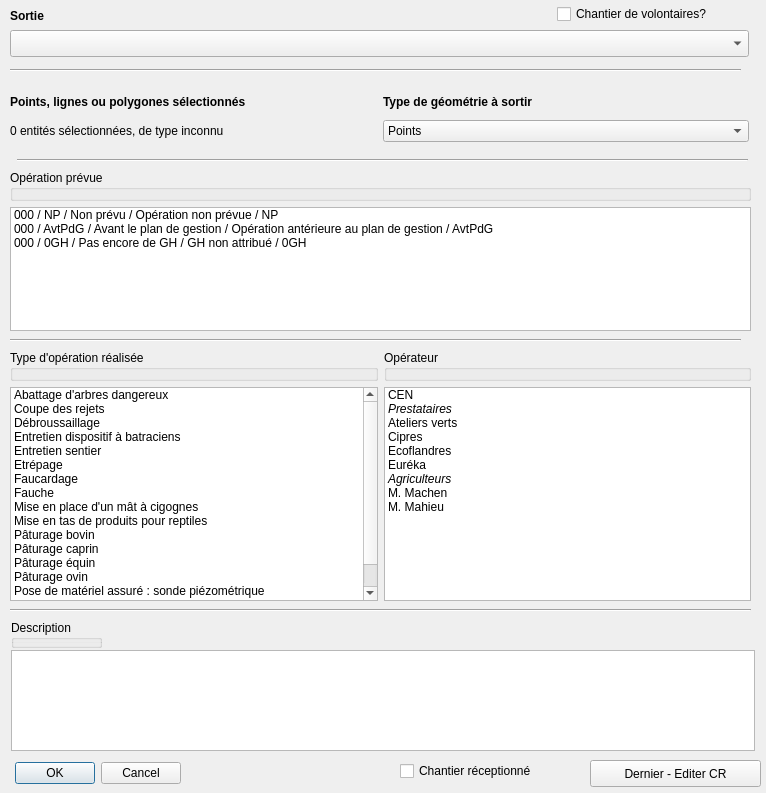
Qt form ui_operation.ui (VincentD/bdtravaux) before a commit.
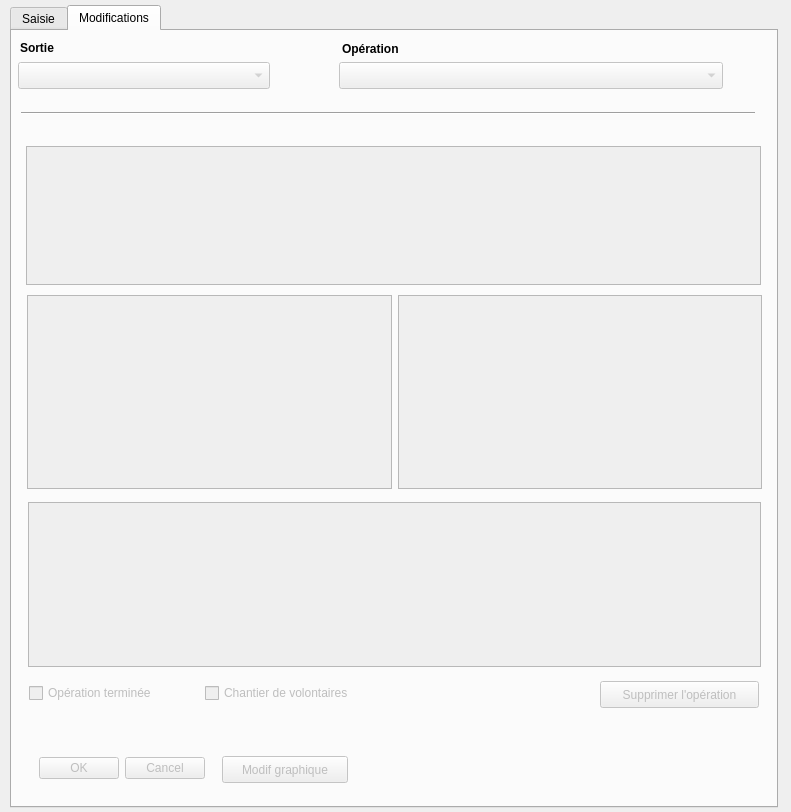
The same form after that commit. The open tabs and pages were chosen to show the change. Icons and pictures are not drawn.

Commit message: Issue #57 : développement de l'interface de modification d'une saisie. Module "sortie" : les données de la sortie s'affichent dans les contrôles et les modifications sont enregistrées en base. Reste à pouvoir fermer la fenêtre après modification (ne répond pas au self.close()), et la rouvrir sans plantage de la requête. Module "opérations" : création des contrôles dans Qt Designer. Reste à éxcrire le code et permettre une modification de la géométrie.

```diff
--- a/ui_operation.ui
+++ b/ui_operation.ui
@@ -6,222 +6,34 @@
    <rect>
     <x>0</x>
     <y>0</y>
-    <width>766</width>
-    <height>793</height>
+    <width>791</width>
+    <height>812</height>
    </rect>
   </property>
   <property name="windowTitle">
    <string>Dialog</string>
   </property>
-  <widget class="QDialogButtonBox" name="buttonBox">
+  <widget class="QTabWidget" name="tabWidget">
    <property name="geometry">
     <rect>
-     <x>0</x>
-     <y>760</y>
-     <width>181</width>
-     <height>27</height>
-    </rect>
-   </property>
-   <property name="orientation">
-    <enum>Qt::Horizontal</enum>
-   </property>
-   <property name="standardButtons">
-    <set>QDialogButtonBox::Cancel|QDialogButtonBox::Ok</set>
-   </property>
-  </widget>
-  <widget class="QPushButton" name="compoButton">
-   <property name="geometry">
-    <rect>
-     <x>590</x>
-     <y>760</y>
-     <width>171</width>
-     <height>27</height>
-    </rect>
-   </property>
-   <property name="toolTip">
-    <string>&lt;html&gt;&lt;head/&gt;&lt;body&gt;&lt;p&gt;Ouvre le composeur &amp;quot;Compte-rendu d'opérations&amp;quot;&lt;/p&gt;&lt;/body&gt;&lt;/html&gt;</string>
-   </property>
-   <property name="text">
-    <string>Dernier - Editer CR</string>
-   </property>
-  </widget>
-  <widget class="QCheckBox" name="chantfini">
-   <property name="geometry">
-    <rect>
-     <x>400</x>
-     <y>760</y>
-     <width>171</width>
-     <height>22</height>
-    </rect>
-   </property>
-   <property name="text">
-    <string>Chantier réceptionné</string>
-   </property>
-  </widget>
-  <widget class="QTextEdit" name="descriptio">
-   <property name="geometry">
-    <rect>
-     <x>11</x>
-     <y>650</y>
-     <width>744</width>
-     <height>101</height>
-    </rect>
-   </property>
-   <property name="font">
-    <font>
-     <family>Arial</family>
-     <pointsize>8</pointsize>
-     <weight>75</weight>
-     <bold>true</bold>
-    </font>
-   </property>
-   <property name="mouseTracking">
-    <bool>false</bool>
-   </property>
-   <property name="toolTip">
-    <string>description de l'opération</string>
-   </property>
-   <property name="tabStopWidth">
-    <number>255</number>
-   </property>
-  </widget>
-  <widget class="QGroupBox" name="lbl_descr">
-   <property name="geometry">
-    <rect>
-     <x>11</x>
-     <y>620</y>
-     <width>91</width>
-     <height>28</height>
-    </rect>
-   </property>
-   <property name="title">
-    <string>Description</string>
-   </property>
-  </widget>
-  <widget class="QWidget" name="layoutWidget_3">
-   <property name="geometry">
-    <rect>
      <x>10</x>
-     <y>90</y>
-     <width>739</width>
-     <height>52</height>
+     <y>5</y>
+     <width>768</width>
+     <height>803</height>
     </rect>
    </property>
-   <layout class="QGridLayout" name="lyt_geom">
-    <item row="0" column="0">
-     <widget class="QLabel" name="lbl_select">
-      <property name="font">
-       <font>
-        <weight>75</weight>
-        <bold>true</bold>
-       </font>
-      </property>
-      <property name="text">
-       <string>Points, lignes ou polygones sélectionnés</string>
-      </property>
-     </widget>
-    </item>
-    <item row="0" column="1">
-     <widget class="QLabel" name="label">
-      <property name="font">
-       <font>
-        <weight>75</weight>
-        <bold>true</bold>
-       </font>
-      </property>
-      <property name="text">
-       <string>Type de géométrie à sortir</string>
-      </property>
-     </widget>
-    </item>
-    <item row="1" column="0">
-     <widget class="QLabel" name="lbl_geom">
-      <property name="text">
-       <string>0 entités sélectionnées, de type inconnu</string>
-      </property>
-     </widget>
-    </item>
-    <item row="1" column="1">
-     <widget class="QComboBox" name="trsf_geom">
-      <item>
-       <property name="text">
-        <string>Points</string>
-       </property>
-      </item>
-      <item>
-       <property name="text">
-        <string>Lignes</string>
-       </property>
-      </item>
-      <item>
-       <property name="text">
-        <string>Surfaces</string>
-       </property>
-      </item>
-     </widget>
-    </item>
-   </layout>
-  </widget>
-  <widget class="QLabel" name="lbl_sortie">
-   <property name="geometry">
-    <rect>
-     <x>10</x>
-     <y>7</y>
-     <width>739</width>
-     <height>17</height>
-    </rect>
-   </property>
-   <property name="font">
-    <font>
-     <weight>75</weight>
-     <bold>true</bold>
-    </font>
-   </property>
-   <property name="text">
-    <string>Sortie</string>
-   </property>
-  </widget>
-  <widget class="QComboBox" name="sortie">
-   <property name="geometry">
-    <rect>
-     <x>10</x>
-     <y>30</y>
-     <width>739</width>
-     <height>27</height>
-    </rect>
-   </property>
-  </widget>
-  <widget class="Line" name="line">
-   <property name="geometry">
-    <rect>
-     <x>10</x>
-     <y>60</y>
-     <width>731</width>
-     <height>20</height>
-    </rect>
-   </property>
-   <property name="orientation">
-    <enum>Qt::Horizontal</enum>
-   </property>
-  </widget>
-  <widget class="Line" name="line_2">
-   <property name="geometry">
-    <rect>
-     <x>17</x>
-     <y>150</y>
-     <width>731</width>
-     <height>20</height>
-    </rect>
-   </property>
-   <property name="orientation">
-    <enum>Qt::Horizontal</enum>
-   </property>
-  </widget>
+   <property name="currentIndex">
+    <number>0</number>
+   </property>
+   <widget class="QWidget" name="ope_saisie">
+    <attribute name="title">
+     <string>Saisie</string>
+    </attribute>
   <widget class="Line" name="line_3">
    <property name="geometry">
     <rect>
-     <x>10</x>
-     <y>330</y>
+       <x>14</x>
+       <y>299</y>
      <width>731</width>
      <height>20</height>
     </rect>
@@ -230,24 +42,11 @@
     <enum>Qt::Horizontal</enum>
    </property>
   </widget>
-  <widget class="Line" name="line_4">
-   <property name="geometry">
-    <rect>
-     <x>10</x>
-     <y>600</y>
-     <width>741</width>
-     <height>20</height>
-    </rect>
-   </property>
-   <property name="orientation">
-    <enum>Qt::Horizontal</enum>
-   </property>
-  </widget>
   <widget class="QWidget" name="layoutWidget">
    <property name="geometry">
     <rect>
-     <x>10</x>
-     <y>170</y>
+       <x>14</x>
+       <y>139</y>
      <width>741</width>
      <height>161</height>
     </rect>
@@ -284,8 +83,8 @@
   <widget class="QWidget" name="layoutWidget">
    <property name="geometry">
     <rect>
-     <x>10</x>
-     <y>350</y>
+       <x>14</x>
+       <y>319</y>
      <width>741</width>
      <height>251</height>
     </rect>
@@ -485,11 +284,173 @@
     </item>
    </layout>
   </widget>
+    <widget class="QPushButton" name="compoButton">
+     <property name="geometry">
+      <rect>
+       <x>576</x>
+       <y>726</y>
+       <width>171</width>
+       <height>27</height>
+      </rect>
+     </property>
+     <property name="toolTip">
+      <string>&lt;html&gt;&lt;head/&gt;&lt;body&gt;&lt;p&gt;Ouvre le composeur &amp;quot;Compte-rendu d'opérations&amp;quot;&lt;/p&gt;&lt;/body&gt;&lt;/html&gt;</string>
+     </property>
+     <property name="text">
+      <string>Dernier - Editer CR</string>
+     </property>
+    </widget>
+    <widget class="QTextEdit" name="descriptio">
+     <property name="geometry">
+      <rect>
+       <x>12</x>
+       <y>617</y>
+       <width>744</width>
+       <height>101</height>
+      </rect>
+     </property>
+     <property name="font">
+      <font>
+       <family>Arial</family>
+       <pointsize>8</pointsize>
+       <weight>75</weight>
+       <bold>true</bold>
+      </font>
+     </property>
+     <property name="mouseTracking">
+      <bool>false</bool>
+     </property>
+     <property name="toolTip">
+      <string>description de l'opération</string>
+     </property>
+     <property name="tabStopWidth">
+      <number>255</number>
+     </property>
+    </widget>
+    <widget class="QGroupBox" name="lbl_descr">
+     <property name="geometry">
+      <rect>
+       <x>7</x>
+       <y>588</y>
+       <width>91</width>
+       <height>28</height>
+      </rect>
+     </property>
+     <property name="title">
+      <string>Description</string>
+     </property>
+    </widget>
+    <widget class="QCheckBox" name="chantfini">
+     <property name="geometry">
+      <rect>
+       <x>399</x>
+       <y>729</y>
+       <width>171</width>
+       <height>22</height>
+      </rect>
+     </property>
+     <property name="text">
+      <string>opération terminée</string>
+     </property>
+    </widget>
+    <widget class="QDialogButtonBox" name="buttonBox">
+     <property name="geometry">
+      <rect>
+       <x>6</x>
+       <y>727</y>
+       <width>181</width>
+       <height>27</height>
+      </rect>
+     </property>
+     <property name="orientation">
+      <enum>Qt::Horizontal</enum>
+     </property>
+     <property name="standardButtons">
+      <set>QDialogButtonBox::Cancel|QDialogButtonBox::Ok</set>
+     </property>
+    </widget>
+    <widget class="Line" name="line_4">
+     <property name="geometry">
+      <rect>
+       <x>10</x>
+       <y>556</y>
+       <width>741</width>
+       <height>20</height>
+      </rect>
+     </property>
+     <property name="orientation">
+      <enum>Qt::Horizontal</enum>
+     </property>
+    </widget>
+    <widget class="QWidget" name="layoutWidget_3">
+     <property name="geometry">
+      <rect>
+       <x>17</x>
+       <y>60</y>
+       <width>739</width>
+       <height>52</height>
+      </rect>
+     </property>
+     <layout class="QGridLayout" name="lyt_geom">
+      <item row="0" column="0">
+       <widget class="QLabel" name="lbl_select">
+        <property name="font">
+         <font>
+          <weight>75</weight>
+          <bold>true</bold>
+         </font>
+        </property>
+        <property name="text">
+         <string>Points, lignes ou polygones sélectionnés</string>
+        </property>
+       </widget>
+      </item>
+      <item row="0" column="1">
+       <widget class="QLabel" name="label">
+        <property name="font">
+         <font>
+          <weight>75</weight>
+          <bold>true</bold>
+         </font>
+        </property>
+        <property name="text">
+         <string>Type de géométrie à sortir</string>
+        </property>
+       </widget>
+      </item>
+      <item row="1" column="0">
+       <widget class="QLabel" name="lbl_geom">
+        <property name="text">
+         <string>0 entités sélectionnées, de type inconnu</string>
+        </property>
+       </widget>
+      </item>
+      <item row="1" column="1">
+       <widget class="QComboBox" name="trsf_geom">
+        <item>
+         <property name="text">
+          <string>Points</string>
+         </property>
+        </item>
+        <item>
+         <property name="text">
+          <string>Lignes</string>
+         </property>
+        </item>
+        <item>
+         <property name="text">
+          <string>Surfaces</string>
+         </property>
+        </item>
+       </widget>
+      </item>
+     </layout>
+    </widget>
   <widget class="QCheckBox" name="chx_opechvol">
    <property name="geometry">
     <rect>
-     <x>557</x>
-     <y>3</y>
+       <x>564</x>
+       <y>587</y>
      <width>191</width>
      <height>22</height>
     </rect>
@@ -501,8 +462,285 @@
     <bool>false</bool>
    </property>
   </widget>
- </widget>
- <resources/>
+    <widget class="Line" name="line_2">
+     <property name="geometry">
+      <rect>
+       <x>21</x>
+       <y>116</y>
+       <width>731</width>
+       <height>20</height>
+      </rect>
+     </property>
+     <property name="orientation">
+      <enum>Qt::Horizontal</enum>
+     </property>
+    </widget>
+    <widget class="Line" name="line">
+     <property name="geometry">
+      <rect>
+       <x>21</x>
+       <y>39</y>
+       <width>731</width>
+       <height>20</height>
+      </rect>
+     </property>
+     <property name="orientation">
+      <enum>Qt::Horizontal</enum>
+     </property>
+    </widget>
+    <widget class="QComboBox" name="sortie">
+     <property name="geometry">
+      <rect>
+       <x>17</x>
+       <y>17</y>
+       <width>739</width>
+       <height>27</height>
+      </rect>
+     </property>
+    </widget>
+    <widget class="QLabel" name="lbl_sortie">
+     <property name="geometry">
+      <rect>
+       <x>19</x>
+       <y>1</y>
+       <width>739</width>
+       <height>17</height>
+      </rect>
+     </property>
+     <property name="font">
+      <font>
+       <weight>75</weight>
+       <bold>true</bold>
+      </font>
+     </property>
+     <property name="text">
+      <string>Sortie</string>
+     </property>
+    </widget>
+   </widget>
+   <widget class="QWidget" name="ope_modifs">
+    <attribute name="title">
+     <string>Modifications</string>
+    </attribute>
+    <widget class="QComboBox" name="cbx_edsortie">
+     <property name="enabled">
+      <bool>false</bool>
+     </property>
+     <property name="geometry">
+      <rect>
+       <x>6</x>
+       <y>31</y>
+       <width>252</width>
+       <height>27</height>
+      </rect>
+     </property>
+    </widget>
+    <widget class="QLabel" name="lbl_edsortie">
+     <property name="geometry">
+      <rect>
+       <x>8</x>
+       <y>8</y>
+       <width>247</width>
+       <height>17</height>
+      </rect>
+     </property>
+     <property name="font">
+      <font>
+       <weight>75</weight>
+       <bold>true</bold>
+      </font>
+     </property>
+     <property name="text">
+      <string>Sortie</string>
+     </property>
+    </widget>
+    <widget class="QComboBox" name="cbx_edoperation">
+     <property name="enabled">
+      <bool>false</bool>
+     </property>
+     <property name="geometry">
+      <rect>
+       <x>327</x>
+       <y>31</y>
+       <width>384</width>
+       <height>27</height>
+      </rect>
+     </property>
+    </widget>
+    <widget class="QLabel" name="lbl_edoperation">
+     <property name="geometry">
+      <rect>
+       <x>330</x>
+       <y>9</y>
+       <width>247</width>
+       <height>17</height>
+      </rect>
+     </property>
+     <property name="font">
+      <font>
+       <weight>75</weight>
+       <bold>true</bold>
+      </font>
+     </property>
+     <property name="text">
+      <string>Opération</string>
+     </property>
+    </widget>
+    <widget class="Line" name="line_5">
+     <property name="geometry">
+      <rect>
+       <x>9</x>
+       <y>74</y>
+       <width>734</width>
+       <height>16</height>
+      </rect>
+     </property>
+     <property name="orientation">
+      <enum>Qt::Horizontal</enum>
+     </property>
+    </widget>
+    <widget class="QListWidget" name="lst_edopeprev">
+     <property name="enabled">
+      <bool>false</bool>
+     </property>
+     <property name="geometry">
+      <rect>
+       <x>14</x>
+       <y>115</y>
+       <width>735</width>
+       <height>139</height>
+      </rect>
+     </property>
+    </widget>
+    <widget class="QTextEdit" name="txt_eddescr">
+     <property name="enabled">
+      <bool>false</bool>
+     </property>
+     <property name="geometry">
+      <rect>
+       <x>16</x>
+       <y>471</y>
+       <width>733</width>
+       <height>165</height>
+      </rect>
+     </property>
+    </widget>
+    <widget class="QCheckBox" name="chx_edopeterm">
+     <property name="enabled">
+      <bool>false</bool>
+     </property>
+     <property name="geometry">
+      <rect>
+       <x>17</x>
+       <y>651</y>
+       <width>158</width>
+       <height>22</height>
+      </rect>
+     </property>
+     <property name="text">
+      <string>Opération terminée</string>
+     </property>
+    </widget>
+    <widget class="QCheckBox" name="chx_edchantvol">
+     <property name="enabled">
+      <bool>false</bool>
+     </property>
+     <property name="geometry">
+      <rect>
+       <x>193</x>
+       <y>651</y>
+       <width>188</width>
+       <height>22</height>
+      </rect>
+     </property>
+     <property name="text">
+      <string>Chantier de volontaires</string>
+     </property>
+    </widget>
+    <widget class="QDialogButtonBox" name="bbx_edokannul">
+     <property name="enabled">
+      <bool>false</bool>
+     </property>
+     <property name="geometry">
+      <rect>
+       <x>17</x>
+       <y>724</y>
+       <width>176</width>
+       <height>27</height>
+      </rect>
+     </property>
+     <property name="standardButtons">
+      <set>QDialogButtonBox::Cancel|QDialogButtonBox::Ok</set>
+     </property>
+    </widget>
+    <widget class="QPushButton" name="pbt_edgeom">
+     <property name="enabled">
+      <bool>false</bool>
+     </property>
+     <property name="geometry">
+      <rect>
+       <x>210</x>
+       <y>725</y>
+       <width>126</width>
+       <height>27</height>
+      </rect>
+     </property>
+     <property name="text">
+      <string>Modif graphique</string>
+     </property>
+    </widget>
+    <widget class="QPushButton" name="pbt_supprope">
+     <property name="enabled">
+      <bool>false</bool>
+     </property>
+     <property name="geometry">
+      <rect>
+       <x>588</x>
+       <y>650</y>
+       <width>159</width>
+       <height>27</height>
+      </rect>
+     </property>
+     <property name="text">
+      <string>Supprimer l'opération</string>
+     </property>
+     <property name="icon">
+      <iconset>
+       <normaloff>:/plugins/bdtravaux/icon2.png</normaloff>:/plugins/bdtravaux/icon2.png</iconset>
+     </property>
+    </widget>
+    <widget class="QWidget" name="">
+     <property name="geometry">
+      <rect>
+       <x>15</x>
+       <y>264</y>
+       <width>735</width>
+       <height>194</height>
+      </rect>
+     </property>
+     <layout class="QHBoxLayout" name="horizontalLayout">
+      <item>
+       <widget class="QListWidget" name="lst_edtypope">
+        <property name="enabled">
+         <bool>false</bool>
+        </property>
+       </widget>
+      </item>
+      <item>
+       <widget class="QListWidget" name="lst_edpresta">
+        <property name="enabled">
+         <bool>false</bool>
+        </property>
+       </widget>
+      </item>
+     </layout>
+    </widget>
+   </widget>
+  </widget>
+ </widget>
+ <resources>
+  <include location="resources.qrc"/>
+ </resources>
  <connections>
   <connection>
    <sender>buttonBox</sender>
```
Lines whose indentation alone changed are shown as unchanged. The commit also changes 4 other files.
